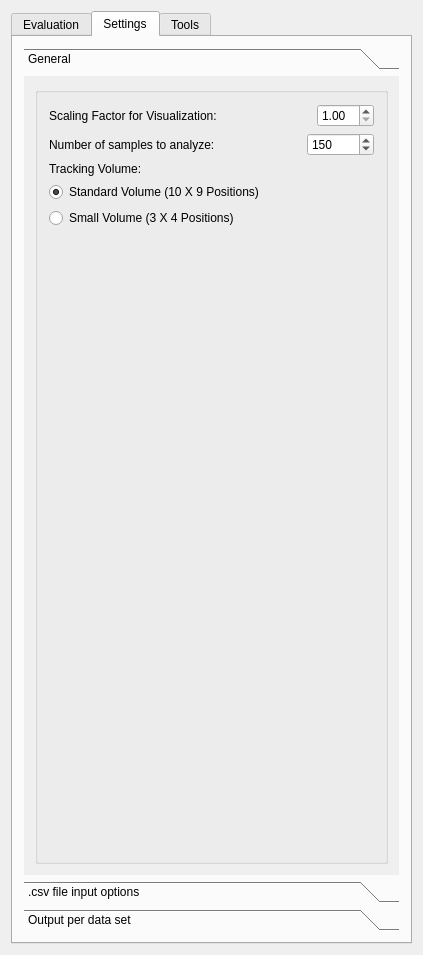
Above: Plugins/org.mitk.gui.qt.igt.app.hummelprotocolmeasurements/src/internal/QmitkIGTTrackingDataEvaluationViewControls.ui from MITK/MITK before the change. Below: the same form after it.
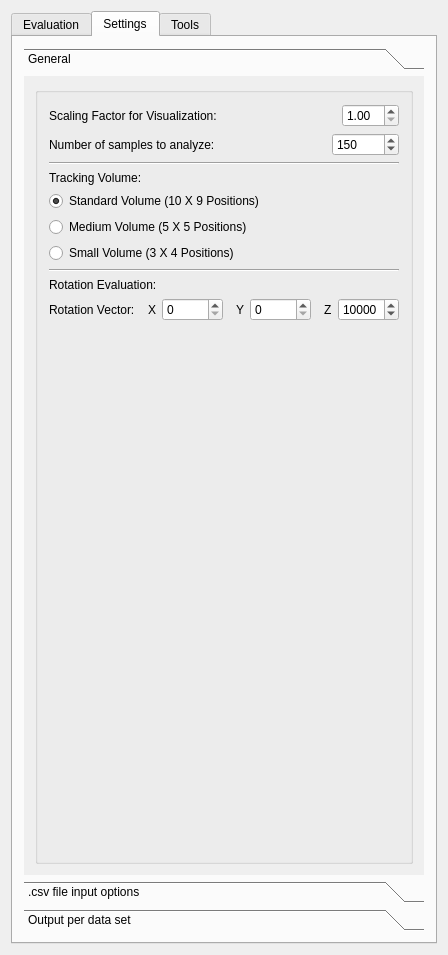
That is the form after the change. The open tabs and pages were chosen to show the change. Custom widgets are drawn as their Qt base class.

Commit message: added medium measurement volume

```diff
--- a/Plugins/org.mitk.gui.qt.igt.app.hummelprotocolmeasurements/src/internal/QmitkIGTTrackingDataEvaluationViewControls.ui
+++ b/Plugins/org.mitk.gui.qt.igt.app.hummelprotocolmeasurements/src/internal/QmitkIGTTrackingDataEvaluationViewControls.ui
@@ -6,7 +6,7 @@
    <rect>
     <x>0</x>
     <y>0</y>
-    <width>423</width>
+    <width>448</width>
     <height>955</height>
    </rect>
   </property>
@@ -517,8 +517,8 @@
            <rect>
             <x>0</x>
             <y>0</y>
-            <width>387</width>
-            <height>760</height>
+            <width>409</width>
+            <height>768</height>
            </rect>
           </property>
           <attribute name="label">
@@ -596,6 +596,13 @@
                 </item>
                </layout>
               </item>
+              <item>
+               <widget class="Line" name="line_8">
+                <property name="orientation">
+                 <enum>Qt::Horizontal</enum>
+                </property>
+               </widget>
+              </item>
               <item>
                <widget class="QLabel" name="label_15">
                 <property name="text">
@@ -613,6 +620,13 @@
                 </property>
                </widget>
               </item>
+              <item>
+               <widget class="QRadioButton" name="m_mediumVolume">
+                <property name="text">
+                 <string>Medium Volume (5 X 5 Positions)</string>
+                </property>
+               </widget>
+              </item>
               <item>
                <widget class="QRadioButton" name="m_smallVolume">
                 <property name="text">
@@ -620,6 +634,115 @@
                 </property>
                </widget>
               </item>
+              <item>
+               <widget class="Line" name="line_9">
+                <property name="orientation">
+                 <enum>Qt::Horizontal</enum>
+                </property>
+               </widget>
+              </item>
+              <item>
+               <widget class="QLabel" name="label_40">
+                <property name="text">
+                 <string>Rotation Evaluation:</string>
+                </property>
+               </widget>
+              </item>
+              <item>
+               <layout class="QHBoxLayout" name="horizontalLayout_26">
+                <item>
+                 <widget class="QLabel" name="label_41">
+                  <property name="text">
+                   <string>Rotation Vector:</string>
+                  </property>
+                 </widget>
+                </item>
+                <item>
+                 <spacer name="horizontalSpacer_28">
+                  <property name="orientation">
+                   <enum>Qt::Horizontal</enum>
+                  </property>
+                  <property name="sizeHint" stdset="0">
+                   <size>
+                    <width>40</width>
+                    <height>20</height>
+                   </size>
+                  </property>
+                 </spacer>
+                </item>
+                <item>
+                 <widget class="QLabel" name="label_42">
+                  <property name="text">
+                   <string>X</string>
+                  </property>
+                 </widget>
+                </item>
+                <item>
+                 <widget class="QSpinBox" name="m_rotVecX">
+                  <property name="maximum">
+                   <number>99999</number>
+                  </property>
+                 </widget>
+                </item>
+                <item>
+                 <spacer name="horizontalSpacer_27">
+                  <property name="orientation">
+                   <enum>Qt::Horizontal</enum>
+                  </property>
+                  <property name="sizeHint" stdset="0">
+                   <size>
+                    <width>40</width>
+                    <height>20</height>
+                   </size>
+                  </property>
+                 </spacer>
+                </item>
+                <item>
+                 <widget class="QLabel" name="label_43">
+                  <property name="text">
+                   <string>Y</string>
+                  </property>
+                 </widget>
+                </item>
+                <item>
+                 <widget class="QSpinBox" name="m_rotVecY">
+                  <property name="maximum">
+                   <number>99999</number>
+                  </property>
+                 </widget>
+                </item>
+                <item>
+                 <spacer name="horizontalSpacer_26">
+                  <property name="orientation">
+                   <enum>Qt::Horizontal</enum>
+                  </property>
+                  <property name="sizeHint" stdset="0">
+                   <size>
+                    <width>40</width>
+                    <height>20</height>
+                   </size>
+                  </property>
+                 </spacer>
+                </item>
+                <item>
+                 <widget class="QLabel" name="label_44">
+                  <property name="text">
+                   <string>Z</string>
+                  </property>
+                 </widget>
+                </item>
+                <item>
+                 <widget class="QSpinBox" name="m_rotVecZ">
+                  <property name="maximum">
+                   <number>99999</number>
+                  </property>
+                  <property name="value">
+                   <number>10000</number>
+                  </property>
+                 </widget>
+                </item>
+               </layout>
+              </item>
               <item>
                <spacer name="verticalSpacer">
                 <property name="orientation">
```
Left out of the diff: 14 changed lines with no effect on the pictures. The commit also changes 5 other files.
